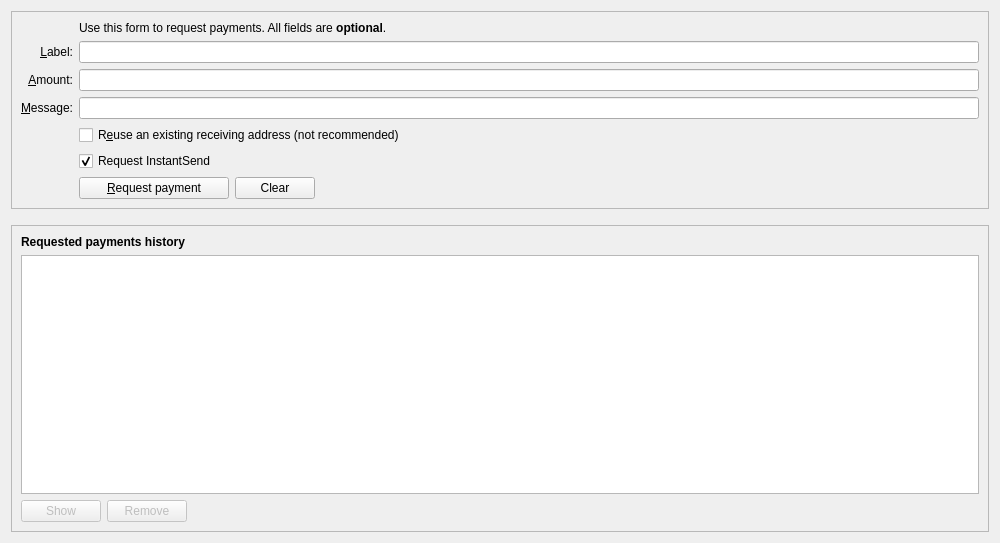
Before: the Qt Designer form src/qt/forms/receivecoinsdialog.ui in Zero-Dynamics/cash-core, drawn with Qt 5.
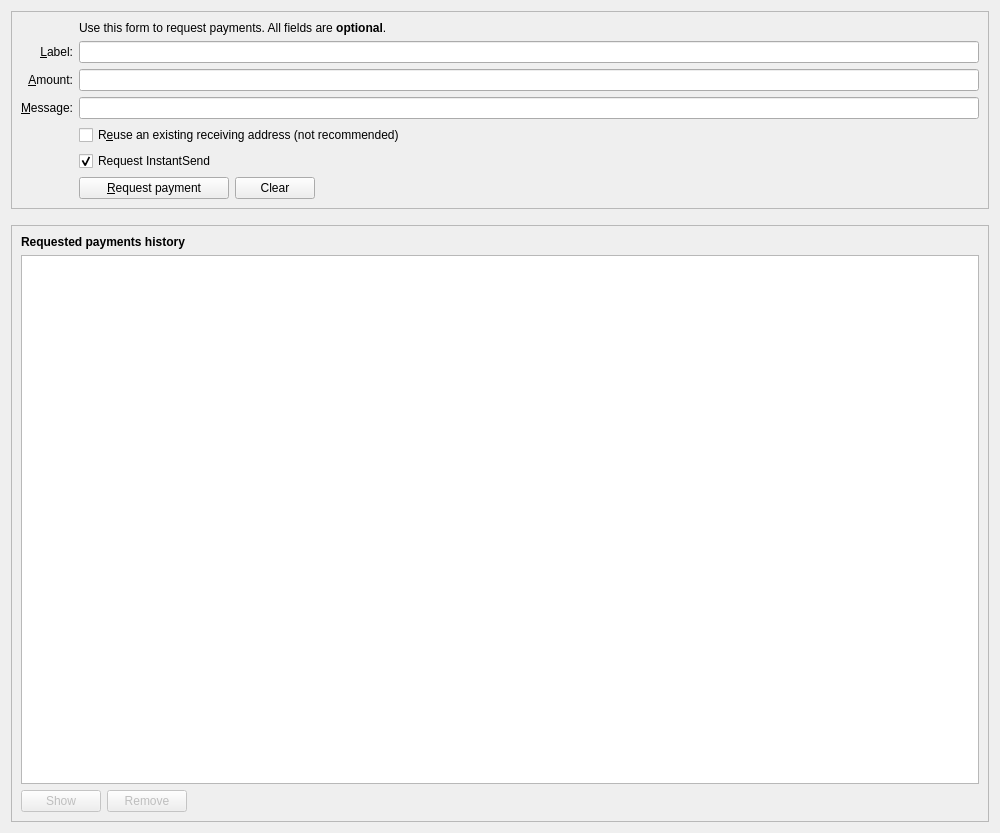
After: the same form once the commit is applied. Custom widgets are drawn as their Qt base class.

Commit message: Change window size

```diff
--- a/src/qt/forms/receivecoinsdialog.ui
+++ b/src/qt/forms/receivecoinsdialog.ui
@@ -7,7 +7,7 @@
     <x>0</x>
     <y>0</y>
     <width>1000</width>
-    <height>543</height>
+    <height>833</height>
    </rect>
   </property>
   <layout class="QVBoxLayout" name="verticalLayout" stretch="0,0,1">
```
The commit also changes 7 other files.
